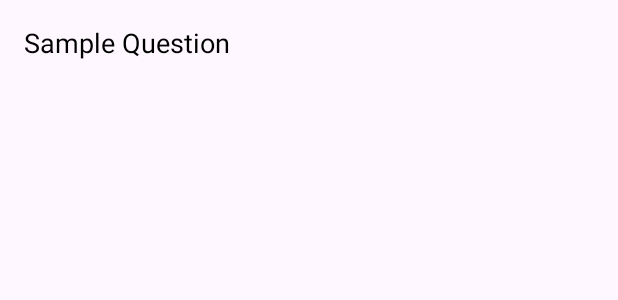
After one commit to simone-eve/QuizWizClient, an Android app: the layout activity_questions_adapter.xml on its own in the app's theme, with its tools: preview values and no code run, on a phone screen of 412 x 824 dp. The commit adds this screen. Shown: the top 300 px of the screen. Run offline under Robolectric (Android 15) with nearby library versions, the phone set to English and light mode, and no system bars.

Commit message:
Added questions adapter

```diff
--- a/app/src/main/AndroidManifest.xml
+++ b/app/src/main/AndroidManifest.xml
@@ -39,10 +39,10 @@
             android:name=".LoginActivity"
             android:exported="true" />
         <activity
-            android:name=".MainActivity"
+            android:name=".Results"
             android:exported="true" />
         <activity
-            android:name=".Results"
+            android:name=".MainActivity"
             android:exported="true">
             <intent-filter>
                 <action android:name="android.intent.action.MAIN" />
--- /dev/null
+++ b/app/src/main/res/layout/activity_questions_adapter.xml
@@ -0,0 +1,19 @@
+<?xml version="1.0" encoding="utf-8"?>
+<androidx.constraintlayout.widget.ConstraintLayout xmlns:android="http://schemas.android.com/apk/res/android"
+    xmlns:app="http://schemas.android.com/apk/res-auto"
+    android:layout_width="match_parent"
+    android:layout_height="wrap_content"
+    android:padding="16dp">
+
+    <TextView
+        android:id="@+id/tvQuestion"
+        android:layout_width="0dp"
+        android:layout_height="wrap_content"
+        android:text="Sample Question"
+        android:textSize="18sp"
+        android:textColor="@android:color/black"
+        app:layout_constraintStart_toStartOf="parent"
+        app:layout_constraintEnd_toEndOf="parent"
+        app:layout_constraintTop_toTopOf="parent" />
+
+</androidx.constraintlayout.widget.ConstraintLayout>
```
Also changed, not shown: app/src/main/java/com/example/quizwiz3/MainActivity.kt (+14 -1 lines), app/src/main/java/com/example/quizwiz3/QuestionsAdapter.kt (added, +36 -0 lines), app/src/main/res/layout/activity_main.xml (+12 -0 lines).
